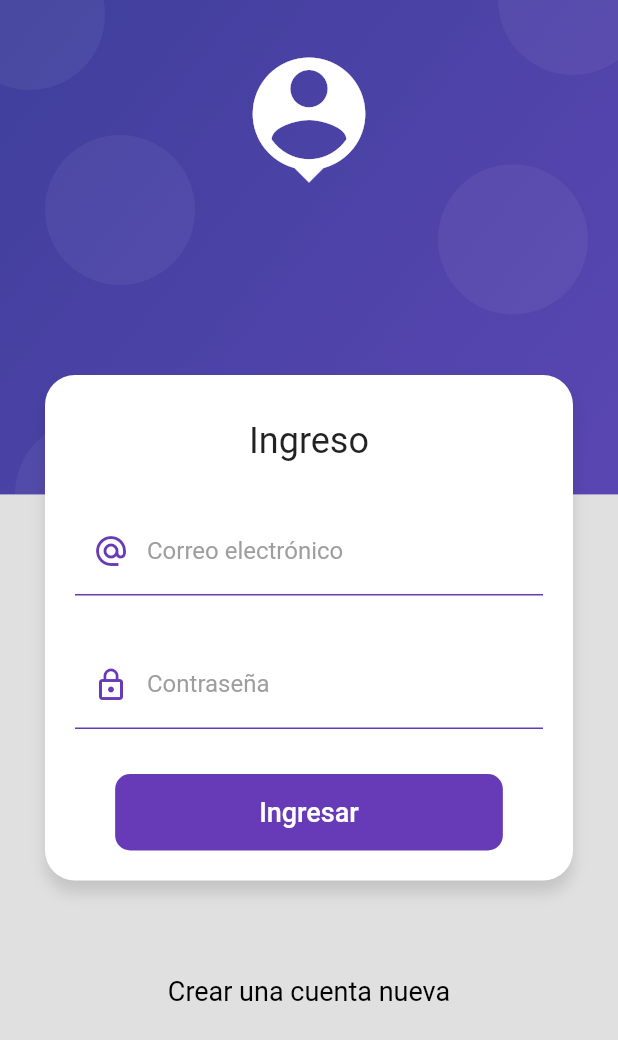
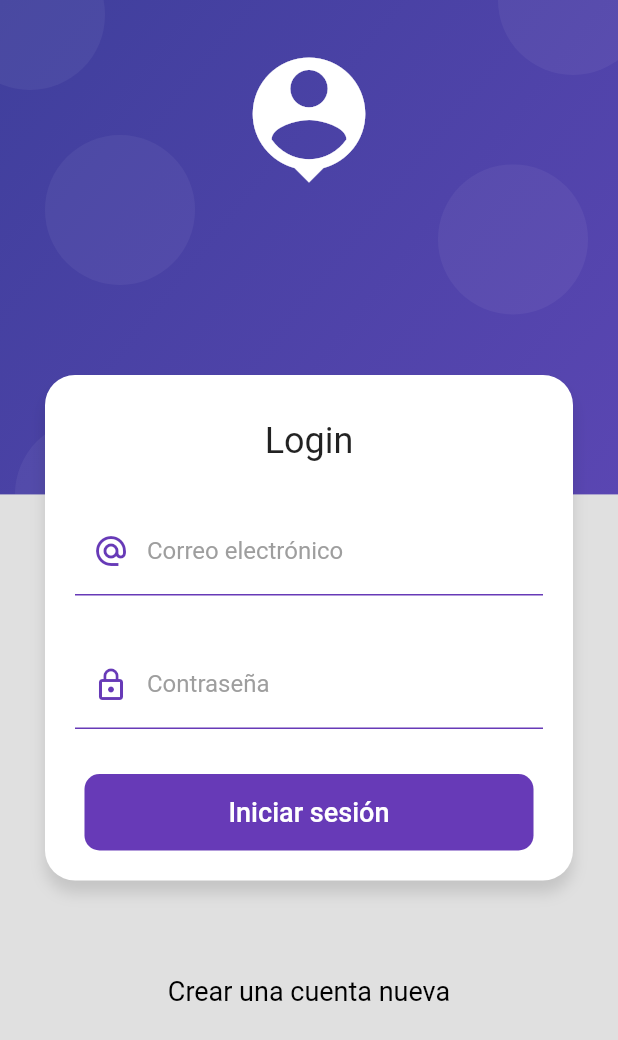
Before and after one commit to manuelduarte077/products_app, a Flutter app: the screen it shows after launch, on a phone screen of 412 x 824 dp. Shown: the top 1040 px of the screen. Run offline on Flutter 3.47's test engine with Material 2 defaults, Android fonts, the phone set to English and light mode, and no system bars.

Commit message:
chore: simulating a login request

```diff
--- /dev/null
+++ b/lib/providers/login_form_provider.dart
@@ -0,0 +1,21 @@
+import 'package:flutter/material.dart';
+
+class LoginFormProvider extends ChangeNotifier {
+  GlobalKey<FormState> formKey = GlobalKey<FormState>();
+
+  String email = '';
+  String password = '';
+
+  bool _isLoading = false;
+  bool get isLoading => _isLoading;
+  set isLoading(bool value) {
+    _isLoading = value;
+    notifyListeners();
+  }
+
+  bool isValidForm() {
+    print(formKey.currentState?.validate());
+
+    return formKey.currentState?.validate() ?? false;
+  }
+}
--- a/lib/screens/login_screen.dart
+++ b/lib/screens/login_screen.dart
@@ -1,6 +1,9 @@
 import 'package:flutter/material.dart';
+import 'package:provider/provider.dart';
+
+import 'package:product_app/widgets/widgets.dart';
 import 'package:product_app/ui/input_decorations.dart';
-import 'package:product_app/widgets/widgets.dart';
+import 'package:product_app/providers/login_form_provider.dart';
 
 class LoginScreen extends StatelessWidget {
   const LoginScreen({Key? key}) : super(key: key);
@@ -17,10 +20,12 @@ class LoginScreen extends StatelessWidget {
                 child: Column(
                   children: [
                     const SizedBox(height: 10),
-                    Text('Ingreso',
-                        style: Theme.of(context).textTheme.headline5),
+                    Text('Login', style: Theme.of(context).textTheme.headline5),
                     const SizedBox(height: 30),
-                    const _LoginForm(),
+                    ChangeNotifierProvider(
+                      create: (context) => LoginFormProvider(),
+                      child: const _LoginForm(),
+                    ),
                   ],
                 ),
               ),
@@ -51,7 +56,10 @@ class _LoginForm extends StatelessWidget {
 
   @override
   Widget build(BuildContext context) {
+    final loginForm = Provider.of<LoginFormProvider>(context);
+
     return Form(
+      key: loginForm.formKey,
       autovalidateMode: AutovalidateMode.onUserInteraction,
       child: Column(
         children: [
@@ -63,6 +71,7 @@ class _LoginForm extends StatelessWidget {
               hintText: 'manuel@gmail.com',
               prefixIcon: Icons.alternate_email_sharp,
             ),
+            onChanged: (value) => loginForm.email = value,
             validator: (value) {
               String pattern =
                   r'^(([^<>()[\]\\.,;:\s@\"]+(\.[^<>()[\]\\.,;:\s@\"]+)*)|(\".+\"))@((\[[0-9]{1,3}\.[0-9]{1,3}\.[0-9]{1,3}\.[0-9]{1,3}\])|(([a-zA-Z\-0-9]+\.)+[a-zA-Z]{2,}))$';
@@ -83,6 +92,7 @@ class _LoginForm extends StatelessWidget {
               hintText: '********',
               prefixIcon: Icons.lock_outline,
             ),
+            onChanged: (value) => loginForm.password = value,
             validator: (value) {
               return (value != null && value.length >= 5)
                   ? null
@@ -98,15 +108,29 @@ class _LoginForm extends StatelessWidget {
             elevation: 0,
             child: Container(
               padding: const EdgeInsets.symmetric(horizontal: 80, vertical: 15),
-              child: const Text(
-                'Ingresar',
-                style: TextStyle(
+              child: Text(
+                loginForm.isLoading ? 'Loading...' : 'Iniciar sesión',
+                style: const TextStyle(
                   fontSize: 18,
                   color: Colors.white,
                 ),
               ),
             ),
-            onPressed: () {},
+            onPressed: loginForm.isLoading
+                ? null
+                : () async {
+                    FocusScope.of(context).unfocus();
+
+                    if (!loginForm.isValidForm()) return;
+
+                    loginForm.isLoading = true;
+
+                    await Future.delayed(const Duration(seconds: 2));
+
+                    loginForm.isLoading = false;
+
+                    Navigator.pushReplacementNamed(context, 'home');
+                  },
           ),
         ],
       ),
```
Also changed, not shown: lib/screens/home_screen.dart (+5 -2 lines), pubspec.yaml (+5 -71 lines), pubspec.lock, 1 other file.
